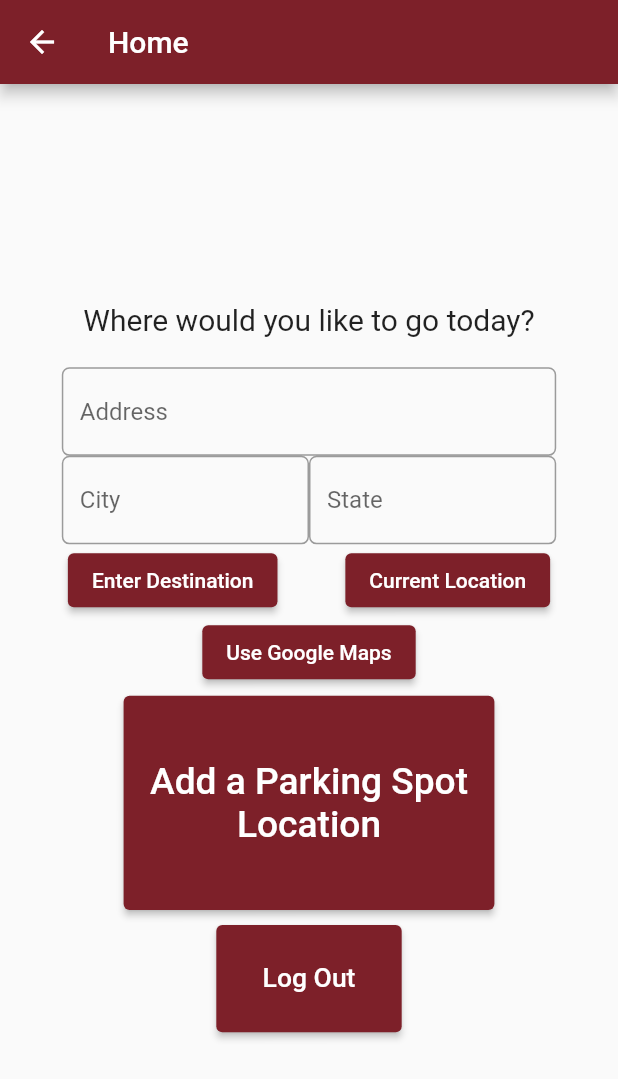
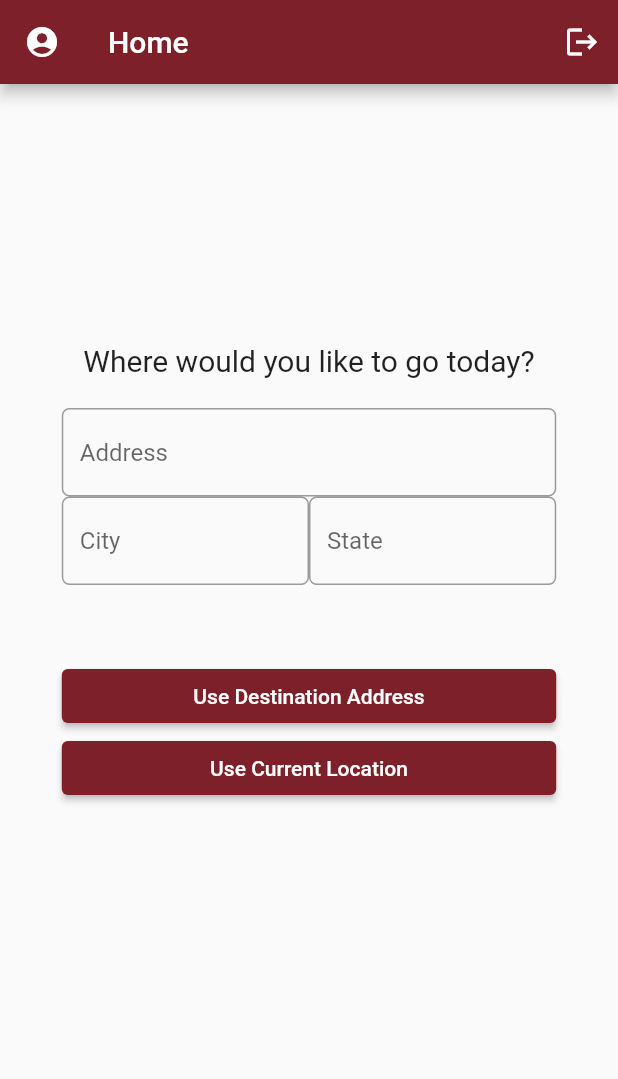
Before and after one commit to Onesr-WPI/Parking-app, a Flutter app: the HomePage screen opened directly, on a phone screen of 412 x 824 dp. Shown: the top 1079 px of the screen. Run offline on Flutter 3.47's test engine with Material 2 defaults, Android fonts, the phone set to English and light mode, and no system bars; our stand-ins replace cloud_firestore, dio, firebase_auth, firebase_core, geocoding, geolocator and 1 more; accounts and stored records are empty.

Commit message:
a4g fair redesign

```diff
--- a/lib/pages/home_page.dart
+++ b/lib/pages/home_page.dart
@@ -56,16 +56,23 @@ class _HomePageState extends State<HomePage> {
 
     if (!hasPermission) return;
     await Geolocator.getCurrentPosition(desiredAccuracy: LocationAccuracy.high)
-        .then((Position position) {
-      _getAddressFromLatLng(position);
-      Navigator.of(context)
-          .push(MaterialPageRoute(builder: (BuildContext context) {
+        .then((Position position) async {
+      List<Placemark> placemarks =
+          await placemarkFromCoordinates(position.latitude, position.longitude);
+      Placemark place = placemarks[0];
+      String destinationAddress =
+          '${place.street}, ${place.subLocality}, ${place.subAdministrativeArea}, ${place.postalCode}';
+      Navigator.of(context).push(
+        MaterialPageRoute(
+          builder: (BuildContext context) {
             return FindParkingPage(
                 latitude: position.latitude,
                 longitude: position.longitude,
-            address: _currentAddress!,
+                address: destinationAddress,
                 relation: "from you");
-      }));
+          },
+        ),
+      );
     }).catchError((e) {
       debugPrint(e);
       showDialog(
@@ -96,20 +103,6 @@ class _HomePageState extends State<HomePage> {
     });
   }
 
-  Future<void> _getAddressFromLatLng(Position position) async {
-    await placemarkFromCoordinates(
-            _currentPosition!.latitude, _currentPosition!.longitude)
-        .then((List<Placemark> placemarks) {
-      Placemark place = placemarks[0];
-      setState(() {
-        _currentAddress =
-            '${place.street}, ${place.subLocality}, ${place.subAdministrativeArea}, ${place.postalCode}';
-      });
-    }).catchError((e) {
-      debugPrint(e);
-    });
-  }
-
   Future<void> _getAddressFromLatLngDouble(
       double latitude, double longitude) async {
     await placemarkFromCoordinates(latitude, longitude)
@@ -126,27 +119,46 @@ class _HomePageState extends State<HomePage> {
 
   @override
   Widget build(BuildContext context) {
-    String findSpotName = "Find a Spot";
     String addParkingName = "Add a Parking Spot Location";
     String logOutName = "Log Out";
     double headerHeight = 56;
     double paddingAmount = 5;
-    double boxWidth = MediaQuery.of(context).size.width * 0.6;
+    double boxWidth = MediaQuery.of(context).size.width * 0.3;
     double boxHeight = (MediaQuery.of(context).size.height -
             headerHeight -
             24 -
             6 * paddingAmount) *
-        0.2;
-    double logoutWidth = MediaQuery.of(context).size.width * 0.3;
+        0.1;
+    double logoutWidth = MediaQuery.of(context).size.width * 0.2;
     double logOutHeight = (MediaQuery.of(context).size.height -
             headerHeight -
             24 -
             6 * paddingAmount) *
-        0.1;
+        0.05;
 
     return Scaffold(
       appBar: AppBar(
         title: const Text("Home", textAlign: TextAlign.center),
+        leading: IconButton(
+            icon: const Icon(
+              Icons.account_circle_sharp,
+            ),
+            onPressed: () {}),
+        actions: [
+          IconButton(
+              icon: const Icon(
+                Icons.logout,
+              ),
+              onPressed: () {
+                Navigator.of(context).push(
+                  MaterialPageRoute(
+                    builder: (BuildContext context) {
+                      return const MyApp();
+                    },
+                  ),
+                );
+              }),
+        ],
         toolbarHeight: headerHeight,
       ),
       body: Center(
@@ -154,10 +166,17 @@ class _HomePageState extends State<HomePage> {
           mainAxisAlignment: MainAxisAlignment.center,
           crossAxisAlignment: CrossAxisAlignment.center,
           children: <Widget>[
+            Flexible(
+              child: Padding(
+                padding: const EdgeInsets.fromLTRB(0, 0, 0, 50),
+                child: Column(
+                  mainAxisAlignment: MainAxisAlignment.end,
+                  crossAxisAlignment: CrossAxisAlignment.center,
+                  children: [
                     const Align(
                       alignment: Alignment.topCenter,
                       child: Padding(
-                padding: EdgeInsets.fromLTRB(0, 15, 0, 20),
+                        padding: EdgeInsets.fromLTRB(0, 50, 0, 20),
                         child: Text(
                           "Where would you like to go today?",
                           style: TextStyle(fontSize: 20),
@@ -169,18 +188,19 @@ class _HomePageState extends State<HomePage> {
                       child: FractionallySizedBox(
                         widthFactor: 0.8,
                         child: TextFormField(
+                          enableSuggestions: false,
                           keyboardType: TextInputType.text,
                           decoration: InputDecoration(
                             hintText: "Address",
                             border: OutlineInputBorder(
-                      borderSide:
-                          const BorderSide(color: Colors.black, width: 32.0),
+                              borderSide: const BorderSide(
+                                  color: Colors.black, width: 32.0),
                               borderRadius: BorderRadius.circular(5.0),
                             ),
                             focusedBorder: OutlineInputBorder(
                               borderRadius: BorderRadius.circular(5.0),
-                      borderSide:
-                          const BorderSide(color: Colors.black, width: 1.0),
+                              borderSide: const BorderSide(
+                                  color: Colors.black, width: 1.0),
                             ),
                           ),
                           onChanged: (value) {
@@ -196,17 +216,21 @@ class _HomePageState extends State<HomePage> {
                           child: FractionallySizedBox(
                             widthFactor: 0.8,
                             child: TextFormField(
+                              enableSuggestions: false,
                               keyboardType: TextInputType.text,
                               decoration: InputDecoration(
                                 hintText: "City",
                                 border: OutlineInputBorder(
                                   borderSide: const BorderSide(
-                                  color: Colors.grey, width: 32.0),
-                              borderRadius: BorderRadius.circular(5.0)),
+                                      color: Colors.black, width: 32.0),
+                                  borderRadius: BorderRadius.circular(5.0),
+                                ),
                                 focusedBorder: OutlineInputBorder(
                                   borderRadius: BorderRadius.circular(5.0),
                                   borderSide: const BorderSide(
-                                  color: Colors.grey, width: 1.0))),
+                                      color: Colors.black, width: 1.0),
+                                ),
+                              ),
                               onChanged: (value) {
                                 city = value;
                               },
@@ -222,12 +246,12 @@ class _HomePageState extends State<HomePage> {
                                 hintText: "State",
                                 border: OutlineInputBorder(
                                     borderSide: const BorderSide(
-                                color: Colors.grey, width: 32.0),
+                                        color: Colors.black, width: 32.0),
                                     borderRadius: BorderRadius.circular(5.0)),
                                 focusedBorder: OutlineInputBorder(
                                   borderRadius: BorderRadius.circular(5.0),
-                          borderSide:
-                              const BorderSide(color: Colors.grey, width: 1.0),
+                                  borderSide: const BorderSide(
+                                      color: Colors.black, width: 1.0),
                                 ),
                               ),
                               onChanged: (value) {
@@ -238,13 +262,24 @@ class _HomePageState extends State<HomePage> {
                         ),
                       ],
                     ),
-            Row(
-              mainAxisAlignment: MainAxisAlignment.spaceEvenly,
+                  ],
+                ),
+              ),
+            ),
+            Flexible(
+              child: Column(
+                mainAxisAlignment: MainAxisAlignment.start,
+                crossAxisAlignment: CrossAxisAlignment.center,
                 children: [
-                ElevatedButton(
+                  Padding(
+                    padding: const EdgeInsets.all(0),
+                    child: FractionallySizedBox(
+                      widthFactor: 0.8,
+                      child: ElevatedButton(
                         onPressed: () async {
                           List<Location> locations =
-                        await locationFromAddress("$address, $city").catchError(
+                              await locationFromAddress("$address, $city")
+                                  .catchError(
                             (e) {
                               showDialog(
                                 context: context,
@@ -273,10 +308,8 @@ class _HomePageState extends State<HomePage> {
                               );
                             },
                           );
-
                           await _getAddressFromLatLngDouble(
                               locations[0].latitude, locations[0].longitude);
-                    // send username and password to firebase and log in the user
                           Navigator.of(context).push(
                             MaterialPageRoute(
                               builder: (BuildContext context) {
@@ -290,68 +323,20 @@ class _HomePageState extends State<HomePage> {
                             ),
                           );
                         },
-                  child: const Text("Enter Destination"),
-                ),
-                ElevatedButton(
-                    onPressed: _getCurrentPosition,
-                    child: const Text("Current Location")),
-              ],
-            ),
-            ElevatedButton(
-              onPressed: () {
-                Navigator.of(context)
-                    .push(MaterialPageRoute(builder: (BuildContext context) {
-                  return const EnterDestinationPage();
-                }));
-              },
-              child: const Text("Use Google Maps"),
-            ),
-            Padding(
-              padding: EdgeInsets.fromLTRB(0, paddingAmount, 0, paddingAmount),
-              child: SizedBox(
-                width: boxWidth,
-                height: boxHeight,
-                child: ElevatedButton(
-                  onPressed: () {
-                    // Navigator.of(context).push(
-                    //   MaterialPageRoute(
-                    //     builder: (BuildContext context) {
-                    //       return const FindParkingPage(
-                    //           latitude: 42.276299225733396,
-                    //           longitude: -71.79985474457845,
-                    //           relation: "from you");
-                    //     },
-                    //   ),
-                    // );
-                  },
-                  child: Align(
-                    alignment: Alignment.center,
-                    child: Text(
-                      addParkingName,
-                      style: TextStyle(fontSize: boxWidth / 10),
-                      textAlign: TextAlign.center,
-                    ),
-                  ),
+                        child: const Text("Use Destination Address"),
                       ),
                     ),
                   ),
                   Padding(
-              padding: EdgeInsets.fromLTRB(0, paddingAmount, 0, paddingAmount),
-              child: SizedBox(
-                width: logoutWidth,
-                height: logOutHeight,
+                    padding: const EdgeInsets.all(0),
+                    child: FractionallySizedBox(
+                      widthFactor: 0.8,
                       child: ElevatedButton(
-                  onPressed: () {
-                    Navigator.of(context).push(
-                        MaterialPageRoute(builder: (BuildContext context) {
-                      return const MyApp();
-                    }));
-                  },
-                  child: Text(
-                    logOutName,
-                    style: TextStyle(fontSize: (logoutWidth) / 7),
+                          onPressed: _getCurrentPosition,
+                          child: const Text("Use Current Location")),
                     ),
                   ),
+                ],
               ),
             ),
           ],
--- a/lib/pages/login_page.dart
+++ b/lib/pages/login_page.dart
@@ -56,6 +56,7 @@ class _LogInPageState extends State<LogInPage> {
                       ),
                       TextField(
                         keyboardType: TextInputType.text,
+                        enableSuggestions: false,
                         obscureText: true,
                         controller: _password,
                         decoration: const InputDecoration(
--- a/pubspec.yaml
+++ b/pubspec.yaml
@@ -68,6 +68,8 @@ flutter:
   # included with your application, so that you can use the icons in
   # the material Icons class.
   uses-material-design: true
+  assets:
+  - assets/images/
 
   # To add assets to your application, add an assets section, like this:
   # assets:
```
Also changed, not shown: lib/main.dart (+53 -20 lines), lib/pages/view_lot_page.dart (+12 -12 lines), assets/images/Park_King_Logo.png (added), 1 other file. Lines whose indentation alone changed are shown as unchanged.
